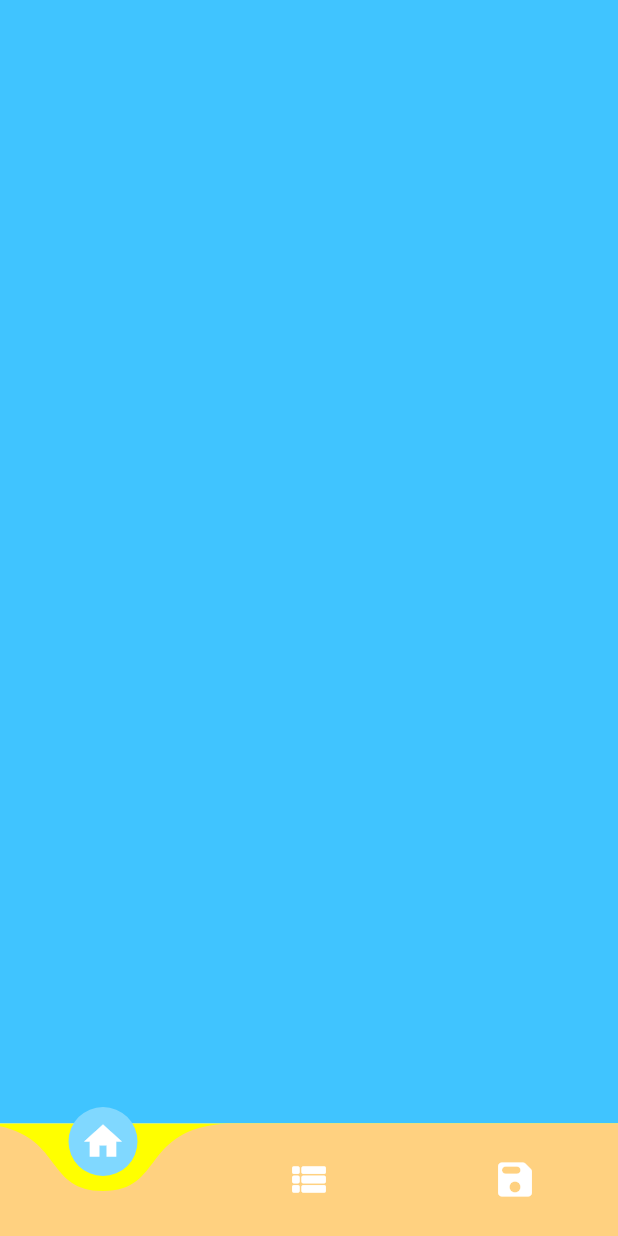
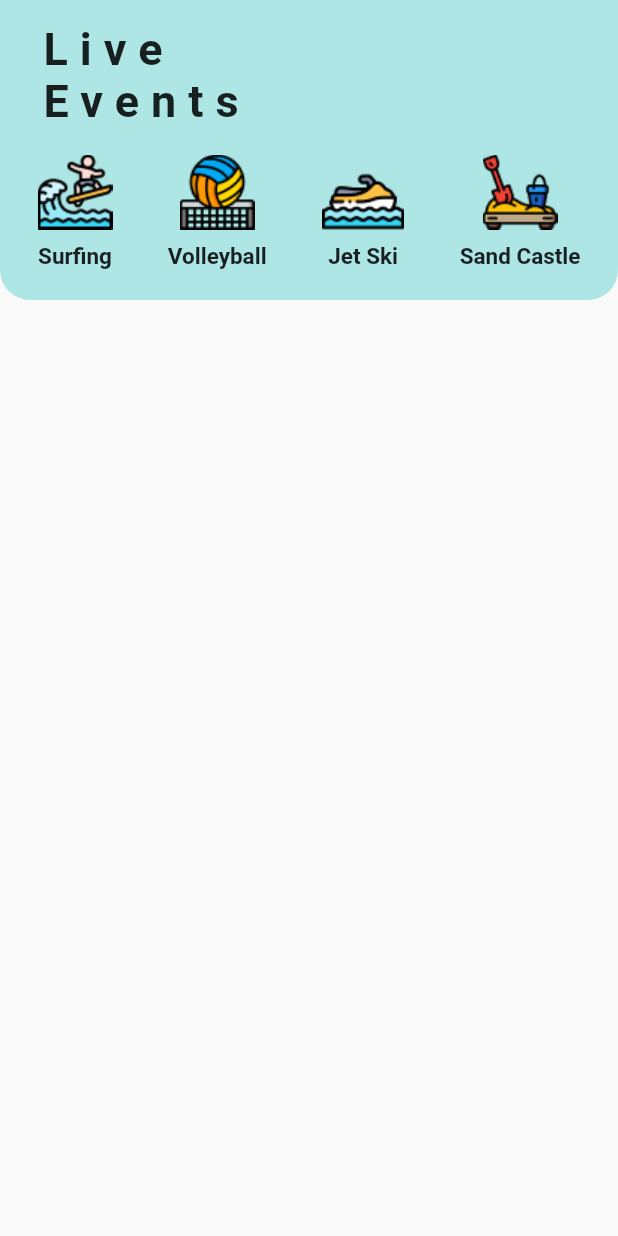
Before and after one commit to niloysikdar/BeachMates, a Flutter app: the screen it shows after launch, on a phone screen of 412 x 824 dp. Run offline on Flutter 3.47's test engine with Material 2 defaults, Android fonts, the phone set to English and light mode, and no system bars; drawn by our look-alikes of curved_navigation_bar; our stand-ins replace google_fonts.

Commit message:
Added images and header

```diff
--- a/BeachMates - App/beach_mates/lib/FirstScreen.dart
+++ /dev/null
@@ -1,17 +0,0 @@
-import 'package:flutter/material.dart';
-
-class FirstScreen extends StatefulWidget {
-  @override
-  _FirstScreenState createState() => _FirstScreenState();
-}
-
-class _FirstScreenState extends State<FirstScreen> {
-
-  @override
-  Widget build(BuildContext context) {
-    return Scaffold(
-      backgroundColor: Colors.lightBlueAccent,
-
-    );
-  }
-}
--- a/BeachMates - App/beach_mates/lib/SecondScreen.dart
+++ /dev/null
@@ -1,17 +0,0 @@
-import 'package:flutter/material.dart';
-
-class SecondScreen extends StatefulWidget {
-  @override
-  _SecondScreenState createState() => _SecondScreenState();
-}
-
-class _SecondScreenState extends State<SecondScreen> {
-
-  @override
-  Widget build(BuildContext context) {
-    return Scaffold(
-      backgroundColor: Colors.deepPurpleAccent,
-
-    );
-  }
-}
--- a/BeachMates - App/beach_mates/lib/ThirdScreen.dart
+++ /dev/null
@@ -1,17 +0,0 @@
-import 'package:flutter/material.dart';
-
-class ThirdScreen extends StatefulWidget {
-  @override
-  _ThirdScreenState createState() => _ThirdScreenState();
-}
-
-class _ThirdScreenState extends State<ThirdScreen> {
-
-  @override
-  Widget build(BuildContext context) {
-    return Scaffold(
-      backgroundColor: Colors.redAccent,
-
-    );
-  }
-}
--- /dev/null
+++ b/BeachMates - App/beach_mates/lib/constants/colors.dart
@@ -0,0 +1,6 @@
+import 'package:flutter/material.dart';
+
+final Color kwhite = Color(0xffFBF6F0);
+final Color kblue = Color(0xffAEE6E6);
+final Color kyellow = Color(0xffFFDA77);
+final Color kpink = Color(0xffE4BAD4);
--- /dev/null
+++ b/BeachMates - App/beach_mates/lib/constants/live_events_categories.dart
@@ -0,0 +1,18 @@
+final List liveEventsCategories = [
+  {
+    "image": "assets/images/surfing.png",
+    "category": "Surfing",
+  },
+  {
+    "image": "assets/images/volleyball.png",
+    "category": "Volleyball",
+  },
+  {
+    "image": "assets/images/jetski.png",
+    "category": "Jet Ski",
+  },
+  {
+    "image": "assets/images/sandcastle.png",
+    "category": "Sand Castle",
+  },
+];
--- a/BeachMates - App/beach_mates/lib/main.dart
+++ b/BeachMates - App/beach_mates/lib/main.dart
@@ -1,32 +1,28 @@
-import 'package:b2b/tab_bar.dart';
 import 'package:flutter/material.dart';
+import 'package:b2b/screens/live_events_screen.dart';
+import 'package:flutter/services.dart';
+import 'package:google_fonts/google_fonts.dart';
 
-void main() {
-  runApp(MyApp());
+Future<void> main() async {
+  WidgetsFlutterBinding.ensureInitialized();
+  SystemChrome.setPreferredOrientations([
+    DeviceOrientation.portraitUp,
+  ]).then((val) {
+    runApp(MyApp());
+  });
 }
+
 class MyApp extends StatelessWidget {
-
   @override
   Widget build(BuildContext context) {
     return MaterialApp(
       debugShowCheckedModeBanner: false,
-      initialRoute: TabContainerIndexedStack.id,
-      routes: {
-        TabContainerIndexedStack.id: (context) =>
-            TabContainerIndexedStack(),
-      },
-      home: Scaffold(
-        appBar: AppBar(
-          title: Text('B2B'),
-        ),
-        body: Center(
-          child: Column(
-            children: [
-              Text('Hi'),
-            ],
-          ),
+      theme: ThemeData(
+        textTheme: GoogleFonts.robotoTextTheme(
+          Theme.of(context).textTheme,
         ),
       ),
+      home: LiveEvents(),
     );
   }
 }
--- /dev/null
+++ b/BeachMates - App/beach_mates/lib/screens/live_events_screen.dart
@@ -0,0 +1,78 @@
+import 'package:b2b/constants/live_events_categories.dart';
+import 'package:flutter/material.dart';
+import 'package:b2b/constants/colors.dart';
+
+class LiveEvents extends StatefulWidget {
+  @override
+  _LiveEventsState createState() => _LiveEventsState();
+}
+
+class _LiveEventsState extends State<LiveEvents> {
+  @override
+  Widget build(BuildContext context) {
+    Size size = MediaQuery.of(context).size;
+    return SafeArea(
+      child: Scaffold(
+        body: Column(
+          children: [
+            header(size: size),
+          ],
+        ),
+      ),
+    );
+  }
+
+  Widget header({Size size}) {
+    return Container(
+      width: size.width,
+      padding: EdgeInsets.only(
+        top: 15,
+        right: 25,
+        bottom: 20,
+        left: 25,
+      ),
+      decoration: BoxDecoration(
+        color: kblue,
+        borderRadius: BorderRadius.only(
+          bottomLeft: Radius.circular(20),
+          bottomRight: Radius.circular(20),
+        ),
+      ),
+      child: Column(
+        crossAxisAlignment: CrossAxisAlignment.start,
+        children: [
+          Text(
+            "Live\nEvents",
+            style: TextStyle(
+              fontSize: 30,
+              fontWeight: FontWeight.w600,
+              letterSpacing: 8,
+            ),
+          ),
+          SizedBox(height: 18),
+          Row(
+            mainAxisAlignment: MainAxisAlignment.spaceBetween,
+            crossAxisAlignment: CrossAxisAlignment.end,
+            children: liveEventsCategories.map((item) {
+              return Column(
+                children: [
+                  Image.asset(item["image"]),
+                  SizedBox(
+                    height: (item["category"] != "Jet Ski") ? 9 : 0,
+                  ),
+                  Text(
+                    item["category"],
+                    style: TextStyle(
+                      fontSize: 15,
+                      fontWeight: FontWeight.w600,
+                    ),
+                  ),
+                ],
+              );
+            }).toList(),
+          ),
+        ],
+      ),
+    );
+  }
+}
--- a/BeachMates - App/beach_mates/lib/tab_bar.dart
+++ /dev/null
@@ -1,86 +0,0 @@
-import 'package:flutter/material.dart';
-import 'package:curved_navigation_bar/curved_navigation_bar.dart';
-import 'package:b2b/FirstScreen.dart';
-import 'package:b2b/SecondScreen.dart';
-import 'package:b2b/ThirdScreen.dart';
-
-class Tabbar extends StatelessWidget {
-
-  @override
-  Widget build(BuildContext context) {
-    return MaterialApp(
-      theme: ThemeData(
-        primarySwatch: Colors.blue,
-      ),
-      home: TabContainerIndexedStack(),
-    );
-  }
-}
-
-class TabContainerIndexedStack extends StatefulWidget {
-  static const String id = '/screens.tab';
-  @override
-  _TabContainerIndexedStackState createState() =>
-      _TabContainerIndexedStackState();
-}
-
-class _TabContainerIndexedStackState extends State<TabContainerIndexedStack> {
-  int tabIndex = 0;
-  int _currentIndex = 0;
-  List<Widget> listScreens;
-  @override
-  void initState() {
-    super.initState();
-    listScreens = [
-      FirstScreen(),
-      SecondScreen(),
-      ThirdScreen(),
-    ];
-  }
-
-  @override
-  Widget build(BuildContext context) {
-
-    return WillPopScope(
-      onWillPop: () async => false,
-      child: Scaffold(
-        body: IndexedStack(
-          index: _currentIndex,
-          children: [
-            FirstScreen(),
-            SecondScreen(),
-            ThirdScreen(),
-          ],
-        ),
-        bottomNavigationBar: CurvedNavigationBar(
-          backgroundColor: Colors.yellowAccent,
-          color: Colors.orangeAccent[100],
-          buttonBackgroundColor: Colors.lightBlueAccent[100],
-          index: _currentIndex,
-          onTap: (int index) {
-            setState(() {
-              _currentIndex = index;
-            });
-          },
-          items: <Widget>[
-            Icon(
-              Icons.home,
-              size: 30,
-              color: Colors.white,
-            ),
-            Icon(
-              Icons.view_list_rounded,
-              size: 30,
-              color: Colors.white,
-            ),
-            Icon(
-              Icons.save_rounded,
-              size: 30,
-              color: Colors.white,
-            ),
-          ],
-        ),
-      ),
-    );
-  }
-}
```
Also changed, not shown: BeachMates - App/beach_mates/pubspec.yaml (+5 -6 lines), BeachMates - App/beach_mates/assets/images/jetski.png (added), BeachMates - App/beach_mates/assets/images/sandcastle.png (added), BeachMates - App/beach_mates/assets/images/surfing.png (added), BeachMates - App/beach_mates/assets/images/volleyball.png (added), BeachMates - App/beach_mates/pubspec.lock.
